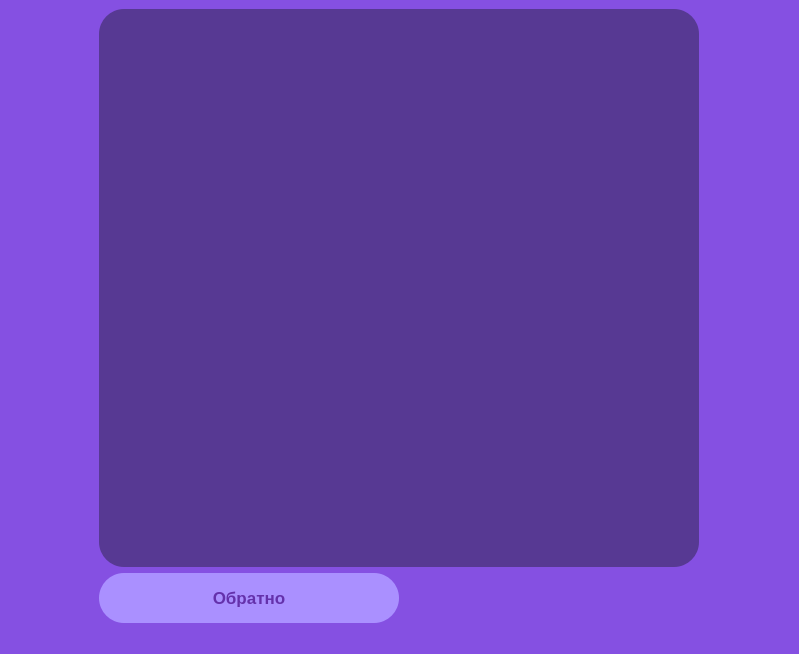
This is ChatWindow/Window.ui in EvelinComputer/LittleChat as Qt 5 draws it before an edit. The edited form follows.
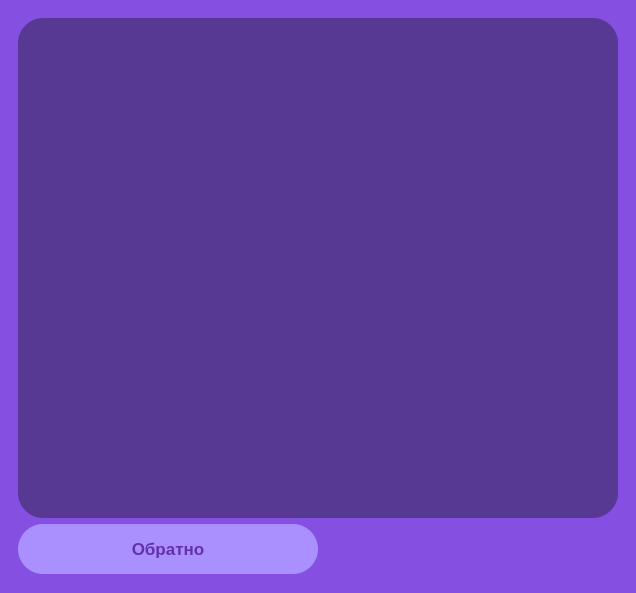
This is the edited form.

What changed in the file:
```diff
--- a/ChatWindow/Window.ui
+++ b/ChatWindow/Window.ui
@@ -6,8 +6,8 @@
    <rect>
     <x>0</x>
     <y>0</y>
-    <width>799</width>
-    <height>654</height>
+    <width>636</width>
+    <height>593</height>
    </rect>
   </property>
   <property name="windowTitle">
@@ -21,7 +21,7 @@
   </property>
   <widget class="QWidget" name="centralwidget">
    <layout class="QGridLayout" name="gridLayout">
-    <item row="1" column="1">
+    <item row="2" column="1">
      <widget class="QPushButton" name="B_First">
       <property name="minimumSize">
        <size>
@@ -67,7 +67,7 @@
       </property>
      </widget>
     </item>
-    <item row="0" column="1">
+    <item row="1" column="1">
      <widget class="QWidget" name="widget" native="true">
       <property name="minimumSize">
        <size>
@@ -81,19 +81,60 @@
       </property>
      </widget>
     </item>
+    <item row="0" column="1">
+     <spacer name="verticalSpacer">
+      <property name="orientation">
+       <enum>Qt::Vertical</enum>
+      </property>
+      <property name="sizeHint" stdset="0">
+       <size>
+        <width>20</width>
+        <height>40</height>
+       </size>
+      </property>
+     </spacer>
+    </item>
+    <item row="3" column="1">
+     <spacer name="verticalSpacer_2">
+      <property name="orientation">
+       <enum>Qt::Vertical</enum>
+      </property>
+      <property name="sizeHint" stdset="0">
+       <size>
+        <width>20</width>
+        <height>40</height>
+       </size>
+      </property>
+     </spacer>
+    </item>
+    <item row="1" column="0">
+     <spacer name="horizontalSpacer">
+      <property name="orientation">
+       <enum>Qt::Horizontal</enum>
+      </property>
+      <property name="sizeHint" stdset="0">
+       <size>
+        <width>40</width>
+        <height>20</height>
+       </size>
+      </property>
+     </spacer>
+    </item>
+    <item row="1" column="2">
+     <spacer name="horizontalSpacer_2">
+      <property name="orientation">
+       <enum>Qt::Horizontal</enum>
+      </property>
+      <property name="sizeHint" stdset="0">
+       <size>
+        <width>40</width>
+        <height>20</height>
+       </size>
+      </property>
+     </spacer>
+    </item>
    </layout>
   </widget>
-  <widget class="QMenuBar" name="menubar">
-   <property name="geometry">
-    <rect>
-     <x>0</x>
-     <y>0</y>
-     <width>799</width>
-     <height>26</height>
-    </rect>
-   </property>
-  </widget>
-  <widget class="QStatusBar" name="statusbar"/>
  </widget>
  <resources/>
  <connections/>
```
